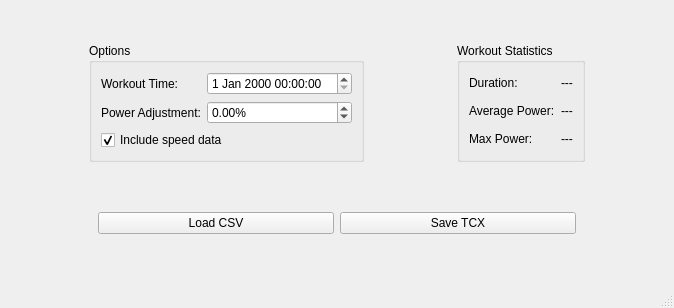
Old version of the form mainwindow.ui in the repository j33433/MPowerTCX.
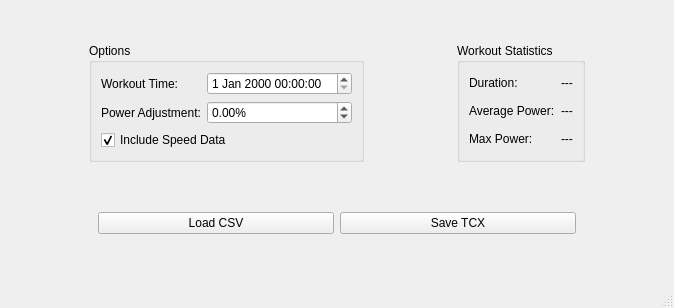
New version of the form.

```diff
--- a/mainwindow.ui
+++ b/mainwindow.ui
@@ -141,7 +141,7 @@
        <item row="2" column="0" colspan="2">
         <widget class="QCheckBox" name="checkBox">
          <property name="text">
-          <string>Include speed data</string>
+          <string>Include Speed Data</string>
          </property>
          <property name="checked">
           <bool>true</bool>
```
Left out of the diff: 10 changed lines with no effect on the pictures.
